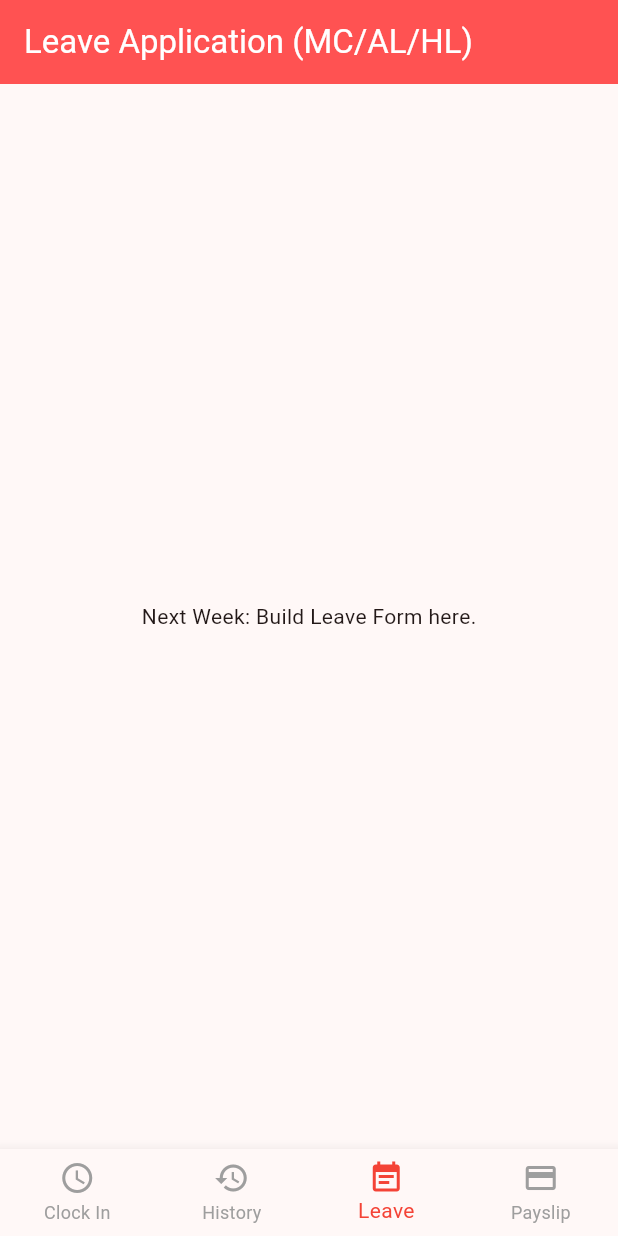
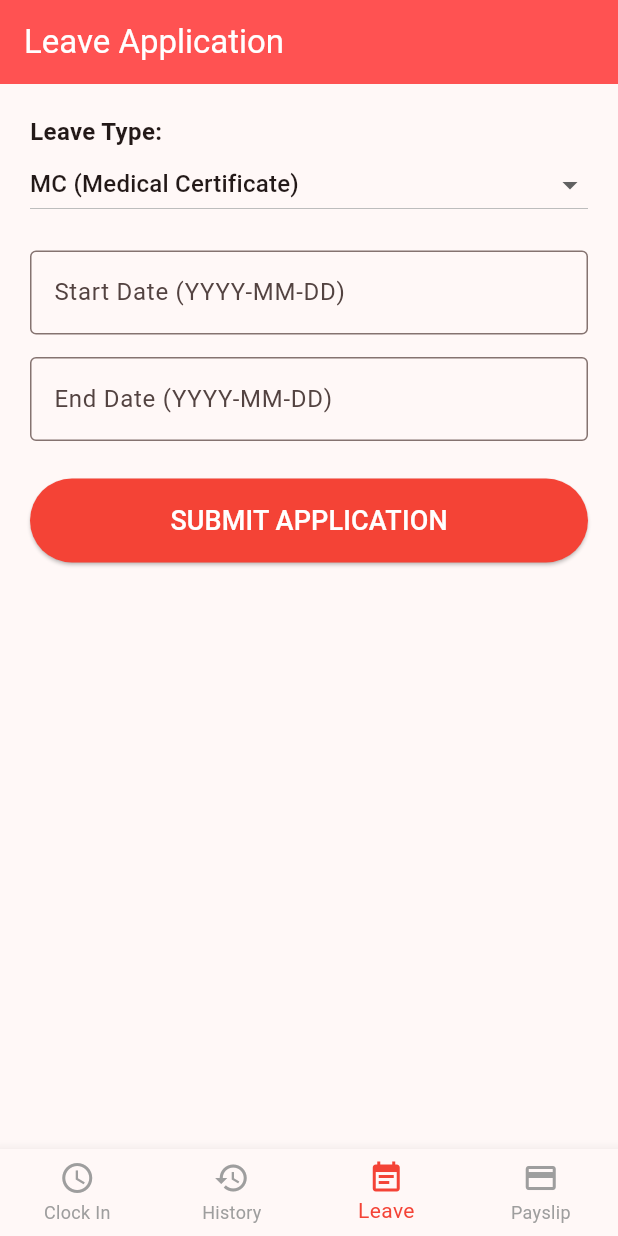
Before and after one commit to Ei249/smarter_pos_system, a Flutter app: the screen it shows after launch, item 3 of the bottom bar chosen, on a phone screen of 412 x 824 dp. Run offline on Flutter 3.47's test engine with Material 3 defaults, Android fonts, the phone set to English and light mode, and no system bars.

Commit message:
Frontend: Build Leave form and Payslip dashboard UI

```diff
--- a/hr_app/lib/main.dart
+++ b/hr_app/lib/main.dart
@@ -177,29 +177,137 @@ class AttendanceHistoryScreen extends StatelessWidget {
 }
 
 // ==========================================
-// 页面 3：请假申请页 (UI 占位)
+// 页面 3：请假申请页 (Week 3 新增表单逻辑)
 // ==========================================
-class LeaveScreen extends StatelessWidget {
+class LeaveScreen extends StatefulWidget {
   const LeaveScreen({super.key});
+  @override
+  State<LeaveScreen> createState() => _LeaveScreenState();
+}
+
+class _LeaveScreenState extends State<LeaveScreen> {
+  String _selectedLeave = 'MC (Medical Certificate)';
+  final _startDateController = TextEditingController();
+  final _endDateController = TextEditingController();
+  String _statusMessage = '';
+
+  Future<void> _submitLeave() async {
+    final response = await http.post(
+      Uri.parse('http://127.0.0.1:5000/api/leave'),
+      headers: {'Content-Type': 'application/json'},
+      body: jsonEncode({
+        'staff_id': 1,
+        'leave_type': _selectedLeave,
+        'start_date': _startDateController.text,
+        'end_date': _endDateController.text,
+      }),
+    );
+    if (response.statusCode == 200) {
+      setState(() => _statusMessage = "Success: Application sent to HR!");
+      _startDateController.clear();
+      _endDateController.clear();
+    }
+  }
+
   @override
   Widget build(BuildContext context) {
     return Scaffold(
-      appBar: AppBar(title: const Text('Leave Application (MC/AL/HL)'), backgroundColor: Colors.redAccent, foregroundColor: Colors.white),
-      body: const Center(child: Text('Next Week: Build Leave Form here.')),
+      appBar: AppBar(title: const Text('Leave Application'), backgroundColor: Colors.redAccent, foregroundColor: Colors.white),
+      body: Padding(
+        padding: const EdgeInsets.all(20.0),
+        child: Column(
+          crossAxisAlignment: CrossAxisAlignment.start,
+          children: [
+            const Text('Leave Type:', style: TextStyle(fontWeight: FontWeight.bold, fontSize: 16)),
+            DropdownButton<String>(
+              value: _selectedLeave,
+              isExpanded: true,
+              items: ['MC (Medical Certificate)', 'AL (Annual Leave)', 'UP (Unpaid Leave)', 'HL (Hospitalization)'].map((String value) {
+                return DropdownMenuItem<String>(value: value, child: Text(value));
+              }).toList(),
+              onChanged: (newValue) => setState(() => _selectedLeave = newValue!),
+            ),
+            const SizedBox(height: 20),
+            TextField(controller: _startDateController, decoration: const InputDecoration(labelText: 'Start Date (YYYY-MM-DD)', border: OutlineInputBorder())),
+            const SizedBox(height: 15),
+            TextField(controller: _endDateController, decoration: const InputDecoration(labelText: 'End Date (YYYY-MM-DD)', border: OutlineInputBorder())),
+            const SizedBox(height: 25),
+            SizedBox(
+              width: double.infinity,
+              child: ElevatedButton(
+                style: ElevatedButton.styleFrom(backgroundColor: Colors.red, foregroundColor: Colors.white, padding: const EdgeInsets.all(15)),
+                onPressed: _submitLeave,
+                child: const Text('SUBMIT APPLICATION', style: TextStyle(fontSize: 18)),
+              ),
+            ),
+            const SizedBox(height: 20),
+            Text(_statusMessage, style: const TextStyle(color: Colors.green, fontWeight: FontWeight.bold, fontSize: 16)),
+          ],
+        ),
+      ),
     );
   }
 }
 
 // ==========================================
-// 页面 4：薪水单页 (UI 占位)
+// 页面 4：薪水单页 (Week 3 新增展示逻辑)
 // ==========================================
-class PayslipScreen extends StatelessWidget {
+class PayslipScreen extends StatefulWidget {
   const PayslipScreen({super.key});
+  @override
+  State<PayslipScreen> createState() => _PayslipScreenState();
+}
+
+class _PayslipScreenState extends State<PayslipScreen> {
+  Map<String, dynamic>? _payslipData;
+
+  @override
+  void initState() {
+    super.initState();
+    _fetchPayslip();
+  }
+
+  Future<void> _fetchPayslip() async {
+    final response = await http.post(
+      Uri.parse('http://127.0.0.1:5000/api/payslip'),
+      headers: {'Content-Type': 'application/json'},
+      body: jsonEncode({'staff_id': 1}),
+    );
+    if (response.statusCode == 200) {
+      setState(() => _payslipData = jsonDecode(response.body));
+    }
+  }
+
   @override
   Widget build(BuildContext context) {
     return Scaffold(
-      appBar: AppBar(title: const Text('My Payslip'), backgroundColor: Colors.redAccent, foregroundColor: Colors.white),
-      body: const Center(child: Text('Next Week: Calculate Salary & Commission.')),
+      appBar: AppBar(title: const Text('Monthly Payslip'), backgroundColor: Colors.redAccent, foregroundColor: Colors.white),
+      body: _payslipData == null
+          ? const Center(child: CircularProgressIndicator(color: Colors.red))
+          : Padding(
+              padding: const EdgeInsets.all(15.0),
+              child: Card(
+                elevation: 5,
+                child: Padding(
+                  padding: const EdgeInsets.all(20.0),
+                  child: Column(
+                    mainAxisSize: MainAxisSize.min,
+                    children: [
+                      const Icon(Icons.account_balance_wallet, size: 60, color: Colors.red),
+                      const SizedBox(height: 10),
+                      const Text('October 2026', style: TextStyle(fontSize: 22, fontWeight: FontWeight.bold)),
+                      const Divider(height: 30, thickness: 2),
+                      ListTile(title: const Text('Basic Salary'), trailing: Text('RM ${_payslipData!['basic_salary']}')),
+                      ListTile(title: const Text('Overtime (OT)'), trailing: Text('RM ${_payslipData!['ot_pay']}')),
+                      ListTile(title: const Text('Bonus / Allowance'), trailing: Text('RM ${_payslipData!['bonus']}')),
+                      ListTile(title: const Text('EPF & SOCSO'), trailing: Text('- RM ${_payslipData!['epf_socso_deduction']}', style: const TextStyle(color: Colors.red))),
+                      const Divider(height: 30, thickness: 2),
+                      ListTile(title: const Text('NET PAY', style: TextStyle(fontWeight: FontWeight.bold, fontSize: 18)), trailing: Text('RM ${_payslipData!['net_pay']}', style: const TextStyle(fontWeight: FontWeight.bold, fontSize: 18, color: Colors.green))),
+                    ],
+                  ),
+                ),
+              ),
+            ),
     );
   }
 }
```
